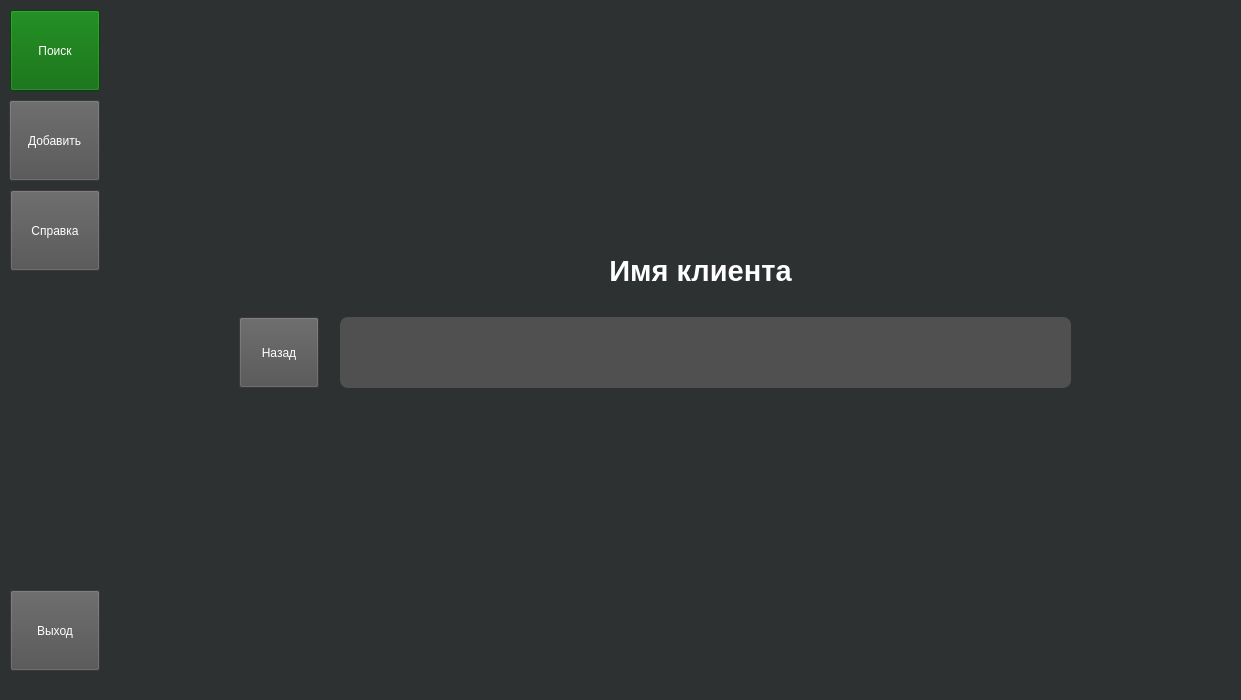
The window that carwashui.ui (silveoo/carwashui) describes before a commit, drawn with Qt 5.
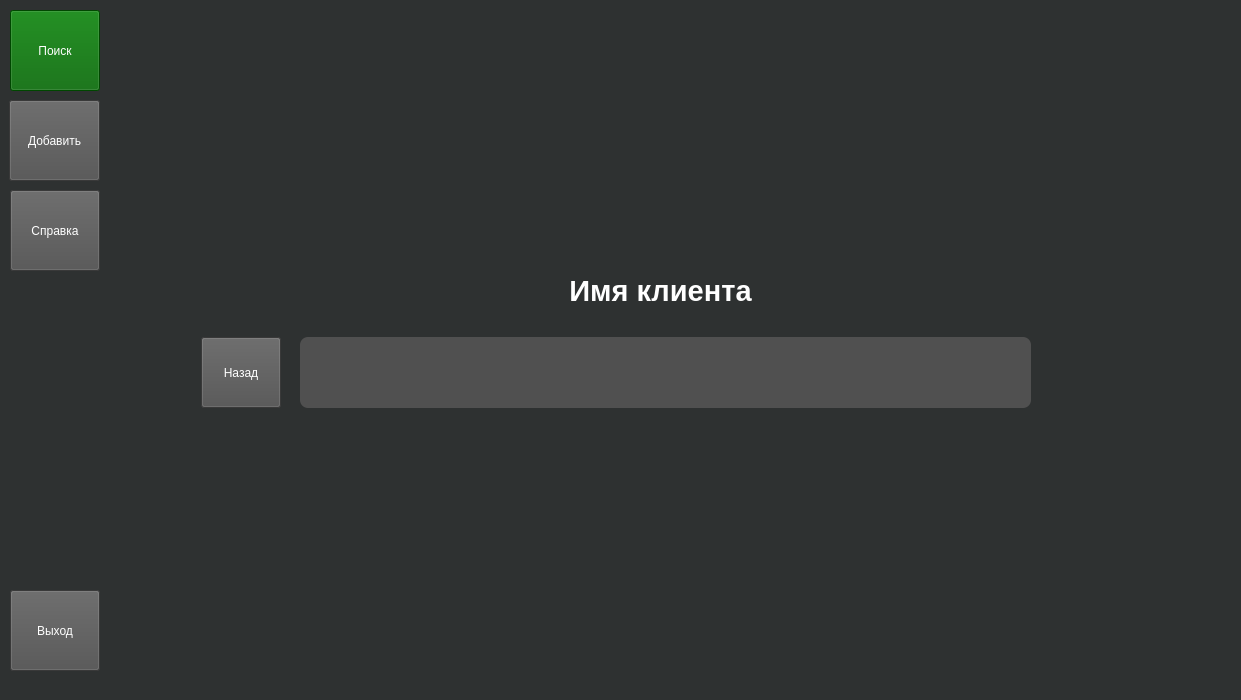
The same window after the commit. The open tabs and pages were chosen to show the change.

Commit message: выравнивание

```diff
--- a/carwashui.ui
+++ b/carwashui.ui
@@ -1096,8 +1096,8 @@
      <widget class="QStackedWidget" name="stackedWidget_2">
       <property name="geometry">
        <rect>
-        <x>160</x>
-        <y>140</y>
+        <x>120</x>
+        <y>160</y>
         <width>891</width>
         <height>331</height>
        </rect>
@@ -1916,8 +1916,8 @@
      <widget class="QPushButton" name="pageBackButton">
       <property name="geometry">
        <rect>
-        <x>139</x>
-        <y>307</y>
+        <x>101</x>
+        <y>327</y>
         <width>80</width>
         <height>71</height>
        </rect>
```
The commit also changes 2 other files.
